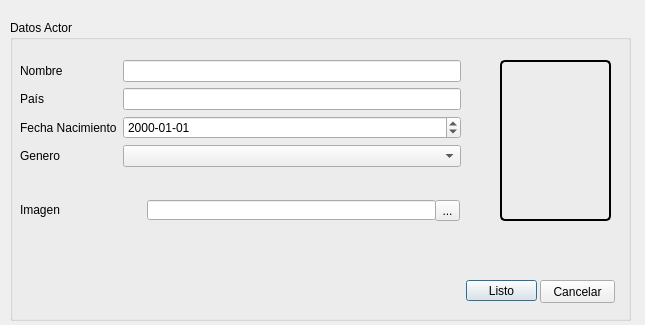
Old version of the form Programa/ui_files/NuevoActorDialog.ui in the repository fr4j4/TrabajoTallerConstruccionSw.
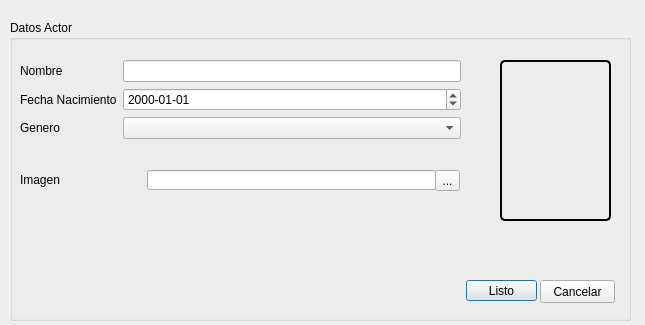
New version of the form. Icons and pictures are not drawn.

```diff
--- a/Programa/ui_files/NuevoActorDialog.ui
+++ b/Programa/ui_files/NuevoActorDialog.ui
@@ -35,7 +35,7 @@
       <x>10</x>
       <y>40</y>
       <width>441</width>
-      <height>131</height>
+      <height>101</height>
      </rect>
     </property>
     <layout class="QFormLayout" name="formLayout">
@@ -53,37 +53,27 @@
       <widget class="QLineEdit" name="LNombre"/>
      </item>
      <item row="1" column="0">
-      <widget class="QLabel" name="label_2">
-       <property name="text">
-        <string>País</string>
-       </property>
-      </widget>
-     </item>
-     <item row="1" column="1">
-      <widget class="QLineEdit" name="LPais"/>
-     </item>
-     <item row="2" column="0">
       <widget class="QLabel" name="label_3">
        <property name="text">
         <string>Fecha Nacimiento</string>
        </property>
       </widget>
      </item>
-     <item row="2" column="1">
+     <item row="1" column="1">
       <widget class="QDateEdit" name="LFecha">
        <property name="displayFormat">
         <string>yyyy-MM-dd</string>
        </property>
       </widget>
      </item>
-     <item row="3" column="0">
+     <item row="2" column="0">
       <widget class="QLabel" name="label_5">
        <property name="text">
         <string>Genero</string>
        </property>
       </widget>
      </item>
-     <item row="3" column="1">
+     <item row="2" column="1">
       <widget class="QComboBox" name="LGenero"/>
      </item>
     </layout>
@@ -92,7 +82,7 @@
     <property name="geometry">
      <rect>
       <x>10</x>
-      <y>180</y>
+      <y>150</y>
       <width>51</width>
       <height>20</height>
      </rect>
@@ -105,7 +95,7 @@
     <property name="geometry">
      <rect>
       <x>137</x>
-      <y>180</y>
+      <y>150</y>
       <width>289</width>
       <height>20</height>
      </rect>
@@ -115,7 +105,7 @@
     <property name="geometry">
      <rect>
       <x>425</x>
-      <y>180</y>
+      <y>150</y>
       <width>25</width>
       <height>21</height>
      </rect>
```
Left out of the diff: 8 changed lines with no effect on the pictures.
